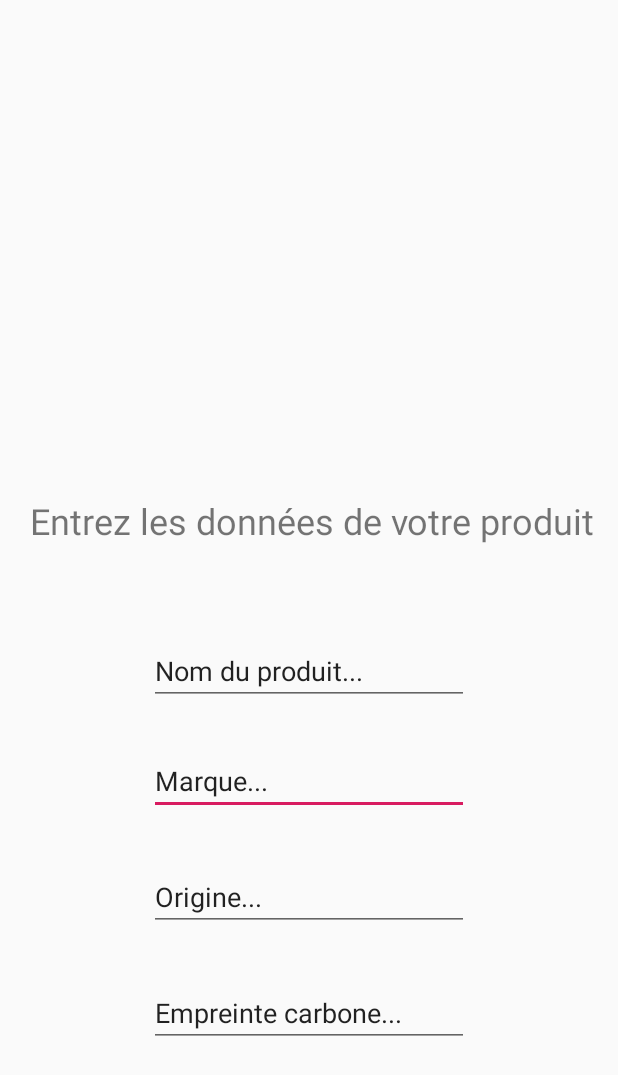
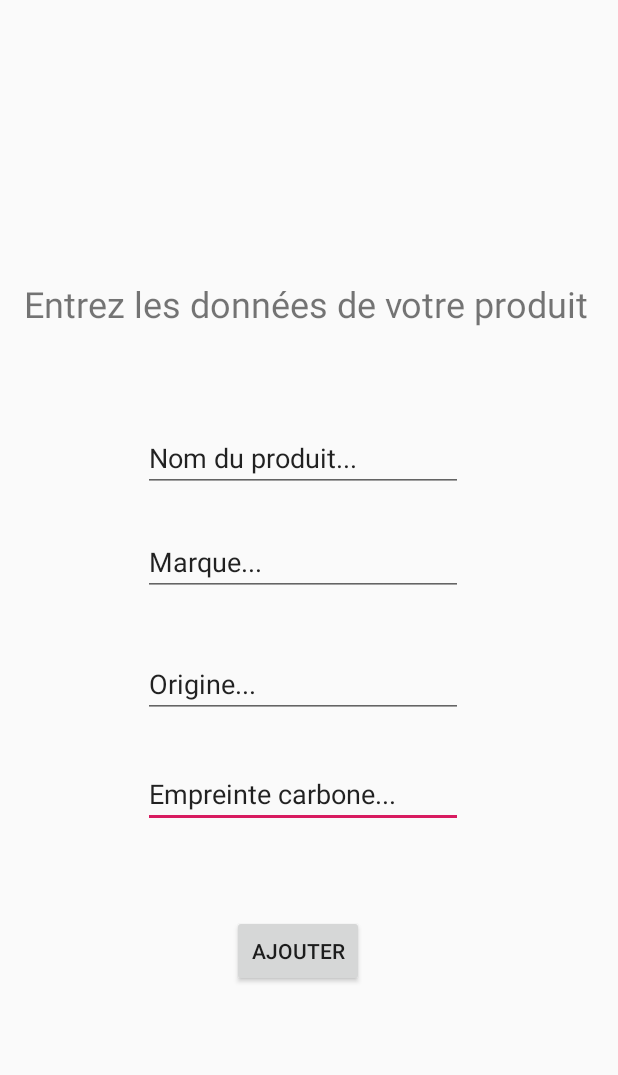
Before and after one commit to Arno-le-dev/CpO2_1.1, an Android app: the layout activity_add_new_product.xml on its own in the app's theme, with its tools: preview values and no code run, on a phone screen of 412 x 824 dp. Shown: the top 1075 px of the screen. Run offline under Robolectric (Android 15) with nearby library versions, the phone set to English and light mode, and no system bars.

```diff
--- a/app/src/main/AndroidManifest.xml
+++ b/app/src/main/AndroidManifest.xml
@@ -9,8 +9,8 @@
         android:roundIcon="@mipmap/ic_launcher_round"
         android:supportsRtl="true"
         android:theme="@style/AppTheme">
-        <activity android:name=".add_newProduct"></activity>
-        <activity android:name=".MainActivity">
+        <activity android:name=".modele.add_newProduct"></activity>
+        <activity android:name=".vue.MainActivity">
             <intent-filter>
                 <action android:name="android.intent.action.MAIN" />
 
--- a/app/src/main/java/com/example/cpo2_10/MainActivity.java
+++ b/app/src/main/java/com/example/cpo2_10/vue/MainActivity.java
@@ -1,4 +1,4 @@
-package com.example.cpo2_10;
+package com.example.cpo2_10.vue;
 
 import androidx.appcompat.app.AppCompatActivity;
 import android.net.Uri;
@@ -6,6 +6,9 @@ import android.view.View;
 import android.content.Intent;
 import android.os.Bundle;
 import android.widget.ImageView;
+
+import com.example.cpo2_10.R;
+import com.example.cpo2_10.modele.add_newProduct;
 
 
 public class MainActivity extends AppCompatActivity {
--- a/app/src/main/res/layout/activity_add_new_product.xml
+++ b/app/src/main/res/layout/activity_add_new_product.xml
@@ -4,7 +4,7 @@
     xmlns:tools="http://schemas.android.com/tools"
     android:layout_width="match_parent"
     android:layout_height="match_parent"
-    tools:context=".add_newProduct"
+    tools:context=".modele.add_newProduct"
     tools:layout_editor_absoluteX="-4dp"
     tools:layout_editor_absoluteY="-1dp">
 
@@ -12,64 +12,78 @@
         android:id="@+id/textView2"
         android:layout_width="wrap_content"
         android:layout_height="wrap_content"
-        android:layout_marginEnd="16dp"
-        android:layout_marginBottom="61dp"
+        android:layout_marginEnd="20dp"
+        android:layout_marginBottom="64dp"
         android:text="Entrez les données de votre produit"
         android:textSize="24sp"
-        app:layout_constraintBottom_toTopOf="@+id/editText7"
+        app:layout_constraintBottom_toTopOf="@+id/txtProduit"
         app:layout_constraintEnd_toEndOf="parent" />
 
     <EditText
-        android:id="@+id/editText8"
+        android:id="@+id/txtEmpreinteCarbone"
         android:layout_width="wrap_content"
         android:layout_height="wrap_content"
-        android:layout_marginBottom="32dp"
-        android:ems="10"
-        android:inputType="textPersonName"
-        android:text="Marque..."
-        app:layout_constraintBottom_toTopOf="@+id/editText9"
-        app:layout_constraintEnd_toEndOf="parent"
-        app:layout_constraintHorizontal_bias="0.5"
-        app:layout_constraintStart_toStartOf="parent" />
-
-    <EditText
-        android:id="@+id/editText11"
-        android:layout_width="wrap_content"
-        android:layout_height="wrap_content"
-        android:layout_marginBottom="126dp"
+        android:layout_marginBottom="272dp"
         android:ems="10"
         android:inputType="textPersonName"
         android:text="Empreinte carbone..."
         app:layout_constraintBottom_toBottomOf="parent"
         app:layout_constraintEnd_toEndOf="parent"
-        app:layout_constraintHorizontal_bias="0.5"
+        app:layout_constraintHorizontal_bias="0.479"
         app:layout_constraintStart_toStartOf="parent" />
 
     <EditText
-        android:id="@+id/editText7"
+        android:id="@+id/txtOrigine"
         android:layout_width="wrap_content"
         android:layout_height="wrap_content"
         android:layout_marginBottom="28dp"
         android:ems="10"
         android:inputType="textPersonName"
-        android:text="Nom du produit... "
-        app:layout_constraintBottom_toTopOf="@+id/editText8"
+        android:text="Origine..."
+        app:layout_constraintBottom_toTopOf="@+id/txtEmpreinteCarbone"
         app:layout_constraintEnd_toEndOf="parent"
-        app:layout_constraintHorizontal_bias="0.5"
+        app:layout_constraintHorizontal_bias="0.479"
         app:layout_constraintStart_toStartOf="parent" />
 
     <EditText
-        android:id="@+id/editText9"
+        android:id="@+id/txtProduit"
         android:layout_width="wrap_content"
         android:layout_height="wrap_content"
-        android:layout_marginBottom="32dp"
+        android:layout_marginBottom="24dp"
         android:ems="10"
         android:inputType="textPersonName"
-        android:text="Origine..."
-        app:layout_constraintBottom_toTopOf="@+id/editText11"
+        android:text="Nom du produit... "
+        app:layout_constraintBottom_toTopOf="@+id/txtMarque "
         app:layout_constraintEnd_toEndOf="parent"
-        app:layout_constraintHorizontal_bias="0.5"
+        app:layout_constraintHorizontal_bias="0.479"
         app:layout_constraintStart_toStartOf="parent" />
+
+    <EditText
+        android:id="@+id/txtMarque "
+        android:layout_width="wrap_content"
+        android:layout_height="wrap_content"
+        android:layout_marginBottom="36dp"
+        android:ems="10"
+        android:inputType="textPersonName"
+        android:text="Marque..."
+        app:layout_constraintBottom_toTopOf="@+id/txtOrigine"
+        app:layout_constraintEnd_toEndOf="parent"
+        app:layout_constraintHorizontal_bias="0.479"
+        app:layout_constraintStart_toStartOf="parent" />
+
+    <Button
+        android:id="@+id/btnAdd"
+        android:layout_width="wrap_content"
+        android:layout_height="wrap_content"
+        android:layout_marginStart="154dp"
+        android:layout_marginTop="58dp"
+        android:layout_marginEnd="169dp"
+        android:layout_marginBottom="166dp"
+        android:text="Ajouter"
+        app:layout_constraintBottom_toBottomOf="parent"
+        app:layout_constraintEnd_toEndOf="parent"
+        app:layout_constraintStart_toStartOf="parent"
+        app:layout_constraintTop_toBottomOf="@+id/txtEmpreinteCarbone" />
 
 
 </androidx.constraintlayout.widget.ConstraintLayout>
--- a/app/src/main/res/layout/activity_main.xml
+++ b/app/src/main/res/layout/activity_main.xml
@@ -5,7 +5,7 @@
     android:id="@+id/schema"
     android:layout_width="match_parent"
     android:layout_height="match_parent"
-    tools:context=".MainActivity">
+    tools:context=".vue.MainActivity">
 
 
     <ImageButton
```
Also changed, not shown: app/src/main/java/com/example/cpo2_10/add_newProduct.java (deleted, +0 -14 lines), app/src/main/java/com/example/cpo2_10/modele/add_newProduct.java (added, +73 -0 lines).
